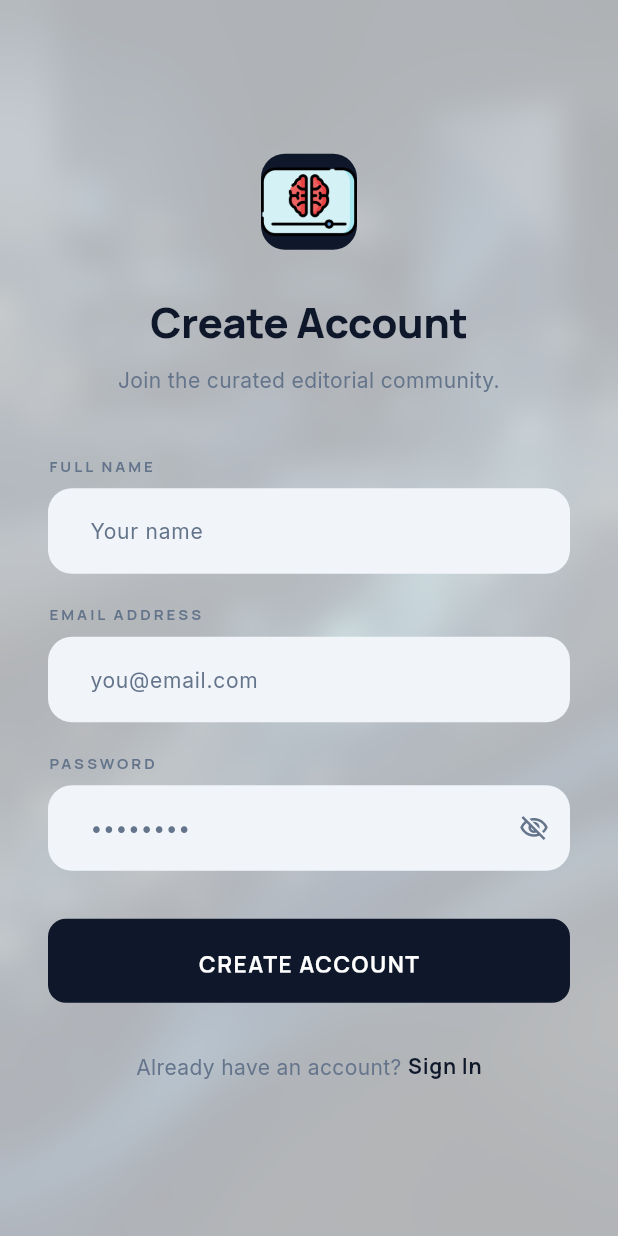
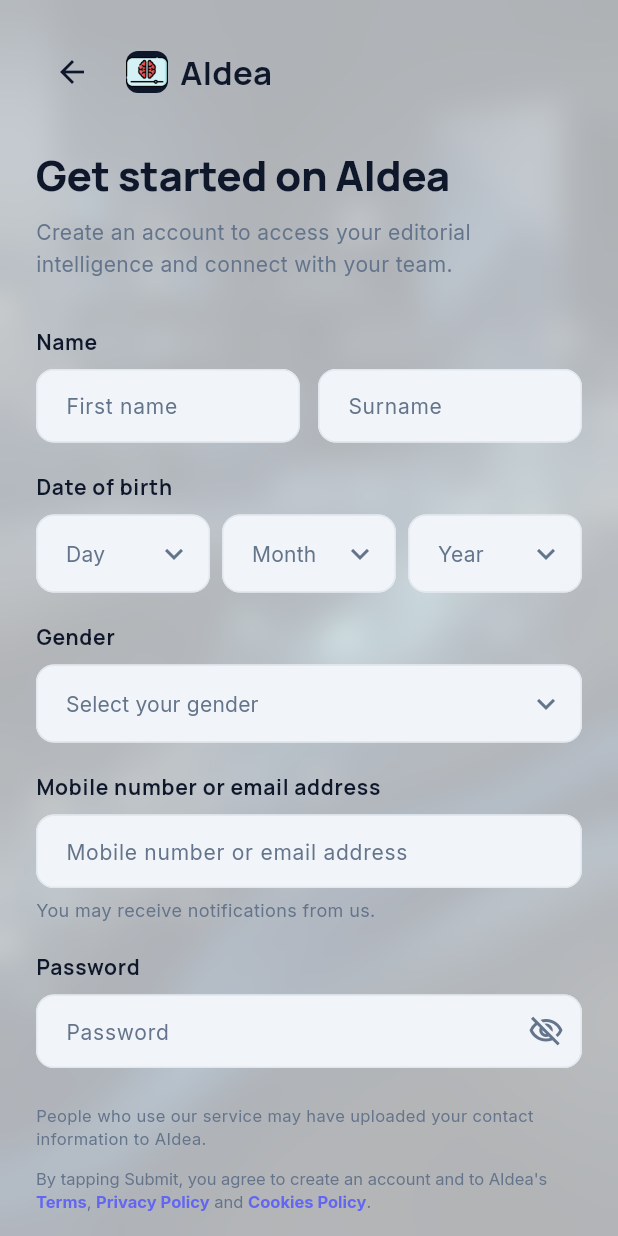
Before and after one commit to ahmed1more/AIdea, a Flutter app: the SignUpScreen screen opened directly, on a phone screen of 412 x 824 dp. Run offline on Flutter 3.47's test engine with Material 3 defaults, Android fonts, the phone set to English and light mode, and no system bars; drawn by our look-alikes of flutter_animate; our stand-ins replace cached_network_image, cloud_firestore, firebase_auth, firebase_core, firebase_storage, flutter_markdown and 6 more; missing offline and left inert: flutter_facebook_auth; accounts and stored records are empty; network calls fail.

Commit message:
feat: implement sign-up screen with form validation and configure Android build settings

```diff
--- a/lib/screens/auth/signup_screen.dart
+++ b/lib/screens/auth/signup_screen.dart
@@ -16,27 +16,45 @@ class SignUpScreen extends StatefulWidget {
 
 class _SignUpScreenState extends State<SignUpScreen> {
   final _formKey = GlobalKey<FormState>();
-  final _nameController = TextEditingController();
-  final _emailController = TextEditingController();
+  final _firstNameController = TextEditingController();
+  final _surnameController = TextEditingController();
+  final _contactController = TextEditingController();
   final _passwordController = TextEditingController();
   bool _obscurePassword = true;
 
+  String? _selectedDay;
+  String? _selectedMonth;
+  String? _selectedYear;
+  String? _selectedGender;
+
   @override
   void dispose() {
-    _nameController.dispose();
-    _emailController.dispose();
+    _firstNameController.dispose();
+    _surnameController.dispose();
+    _contactController.dispose();
     _passwordController.dispose();
     super.dispose();
   }
 
   Future<void> _handleSignUp() async {
     if (_formKey.currentState!.validate()) {
+      if (_selectedDay == null || _selectedMonth == null || _selectedYear == null || _selectedGender == null) {
+        ScaffoldMessenger.of(context).showSnackBar(
+          SnackBar(
+            content: const Text('Please fill in all fields'),
+            backgroundColor: AppTheme.error,
+            behavior: SnackBarBehavior.floating,
+            shape: RoundedRectangleBorder(borderRadius: BorderRadius.circular(12)),
+          ),
+        );
+        return;
+      }
       final authProvider = Provider.of<AuthProvider>(context, listen: false);
 
       bool success = await authProvider.signUp(
-        email: _emailController.text.trim(),
+        email: _contactController.text.trim(),
         password: _passwordController.text,
-        displayName: _nameController.text.trim(),
+        displayName: '${_firstNameController.text.trim()} ${_surnameController.text.trim()}',
       );
 
       if (success && mounted) {
@@ -48,14 +66,85 @@ class _SignUpScreenState extends State<SignUpScreen> {
         ScaffoldMessenger.of(context).showSnackBar(
           SnackBar(
             content: Text(authProvider.errorMessage ?? 'Sign up failed'),
-            backgroundColor: Colors.red,
+            backgroundColor: AppTheme.error,
             behavior: SnackBarBehavior.floating,
-            shape:
-                RoundedRectangleBorder(borderRadius: BorderRadius.circular(12)),
+            shape: RoundedRectangleBorder(borderRadius: BorderRadius.circular(12)),
           ),
         );
       }
     }
+  }
+
+  InputDecoration _inputDecoration(bool isDark, String hint) {
+    return InputDecoration(
+      hintText: hint,
+      filled: true,
+      fillColor: isDark ? AppTheme.darkSurface.withValues(alpha: 0.5) : AppTheme.lightSurface,
+      border: OutlineInputBorder(
+        borderRadius: BorderRadius.circular(AppTheme.radiusSm),
+        borderSide: BorderSide(color: isDark ? AppTheme.darkDivider : AppTheme.lightDivider),
+      ),
+      enabledBorder: OutlineInputBorder(
+        borderRadius: BorderRadius.circular(AppTheme.radiusSm),
+        borderSide: BorderSide(color: isDark ? AppTheme.darkDivider : AppTheme.lightDivider),
+      ),
+      focusedBorder: OutlineInputBorder(
+        borderRadius: BorderRadius.circular(AppTheme.radiusSm),
+        borderSide: BorderSide(color: Theme.of(context).colorScheme.primary, width: 2),
+      ),
+      contentPadding: const EdgeInsets.symmetric(horizontal: 16, vertical: 14),
+      hintStyle: AppTheme.bodyMedium(color: isDark ? AppTheme.darkTextSecondary : AppTheme.lightTextSecondary),
+    );
+  }
+
+  Widget _buildDropdown(bool isDark, String hint, List<String> items, String? selectedValue, ValueChanged<String?> onChanged) {
+    return DropdownButtonFormField<String>(
+      value: selectedValue,
+      hint: Text(hint, style: AppTheme.bodyMedium(color: isDark ? AppTheme.darkTextSecondary : AppTheme.lightTextSecondary), overflow: TextOverflow.ellipsis),
+      items: items.map((i) => DropdownMenuItem(value: i, child: Text(i, style: AppTheme.bodyMedium(color: isDark ? AppTheme.darkTextPrimary : AppTheme.lightTextPrimary)),)).toList(),
+      onChanged: onChanged,
+      dropdownColor: isDark ? AppTheme.darkSurface : AppTheme.lightSurface,
+      icon: Icon(Icons.keyboard_arrow_down, color: isDark ? AppTheme.darkTextSecondary : AppTheme.lightTextSecondary),
+      decoration: _inputDecoration(isDark, hint),
+      isExpanded: true,
+    );
+  }
+
+  Widget _buildLegalText(bool isDark) {
+    final primaryColor = Theme.of(context).colorScheme.primary;
+    final mutedColor = isDark ? AppTheme.darkTextSecondary : AppTheme.lightTextSecondary;
+    final style = AppTheme.bodySmall(color: mutedColor).copyWith(height: 1.4, fontSize: 11);
+    final linkStyle = style.copyWith(color: primaryColor, fontWeight: FontWeight.bold);
+
+    return Column(
+      crossAxisAlignment: CrossAxisAlignment.start,
+      children: [
+        Text(
+          'People who use our service may have uploaded your contact information to AIdea.',
+          style: style,
+        ),
+        const SizedBox(height: 12),
+        RichText(
+          text: TextSpan(
+            style: style,
+            children: [
+              const TextSpan(text: 'By tapping Submit, you agree to create an account and to AIdea\'s '),
+              TextSpan(text: 'Terms', style: linkStyle),
+              const TextSpan(text: ', '),
+              TextSpan(text: 'Privacy Policy', style: linkStyle),
+              const TextSpan(text: ' and '),
+              TextSpan(text: 'Cookies Policy', style: linkStyle),
+              const TextSpan(text: '.'),
+            ],
+          ),
+        ),
+        const SizedBox(height: 12),
+        Text(
+          'The Privacy Policy describes the ways we can use the information we collect when you create an account. For example, we use this information to provide, personalise and improve our products.',
+          style: style,
+        ),
+      ],
+    );
   }
 
   @override
@@ -65,7 +154,7 @@ class _SignUpScreenState extends State<SignUpScreen> {
 
     Widget formContent = Center(
       child: SingleChildScrollView(
-        padding: const EdgeInsets.symmetric(horizontal: 32, vertical: 32),
+        padding: const EdgeInsets.symmetric(horizontal: 24, vertical: 24),
         child: Container(
           constraints: const BoxConstraints(maxWidth: 400),
           child: Form(
@@ -74,255 +163,221 @@ class _SignUpScreenState extends State<SignUpScreen> {
               mainAxisSize: MainAxisSize.min,
               crossAxisAlignment: CrossAxisAlignment.stretch,
               children: [
-                // ─── Logo ────────────────────────────────
-                Center(
-                  child: Container(
-                    width: 64,
-                    height: 64,
+                // ─── Top Bar ────────────────────────────────
+                Row(
+                  children: [
+                    IconButton(
+                      icon: Icon(Icons.arrow_back, color: isDark ? AppTheme.darkTextPrimary : AppTheme.lightTextPrimary),
+                      onPressed: () => Navigator.of(context).pop(),
+                      padding: EdgeInsets.zero,
+                      constraints: const BoxConstraints(),
+                    ),
+                    const SizedBox(width: 12),
+                    Container(
+                      width: 28,
+                      height: 28,
                       decoration: BoxDecoration(
-                      color: isDark
-                          ? AppTheme.darkSurface
-                          : AppTheme.lightTextPrimary,
-                      borderRadius: BorderRadius.circular(16),
+                        color: isDark ? AppTheme.darkSurface : AppTheme.lightTextPrimary,
+                        borderRadius: BorderRadius.circular(8),
                       ),
                       child: ClipRRect(
-                      borderRadius: BorderRadius.circular(16),
-                      child: settings.logo(size: 40, applyTheme: false),
+                        borderRadius: BorderRadius.circular(8),
+                        child: settings.logo(size: 18, applyTheme: false),
                       ),
                     ),
-                ).animate().fadeIn(duration: 500.ms).scale(
-                      begin: const Offset(0.8, 0.8),
-                      duration: 500.ms,
-                      curve: Curves.easeOutBack,
+                    const SizedBox(width: 8),
+                    Text(
+                      'AIdea',
+                      style: AppTheme.headline3(color: isDark ? AppTheme.darkTextPrimary : AppTheme.lightTextPrimary),
                     ),
-                const SizedBox(height: 28),
+                  ],
+                ).animate().fadeIn(duration: 500.ms),
+                const SizedBox(height: 24),
 
                 // ─── Headline ────────────────────────────
                 Text(
-                  'Create Account',
-                  style: AppTheme.headline2(
-                    color: isDark
-                        ? AppTheme.darkTextPrimary
-                        : AppTheme.lightTextPrimary,
+                  'Get started on AIdea',
+                  style: AppTheme.headline2(color: isDark ? AppTheme.darkTextPrimary : AppTheme.lightTextPrimary),
+                ).animate().fadeIn(delay: 100.ms),
+                const SizedBox(height: 8),
+                Text(
+                  'Create an account to access your editorial intelligence and connect with your team.',
+                  style: AppTheme.bodyMedium(color: isDark ? AppTheme.darkTextSecondary : AppTheme.lightTextSecondary),
+                ).animate().fadeIn(delay: 150.ms),
+                const SizedBox(height: 32),
+
+                // ─── Name ────────────────────────────────
+                Text(
+                  'Name',
+                  style: AppTheme.labelLarge(color: isDark ? AppTheme.darkTextPrimary : AppTheme.lightTextPrimary),
+                ).animate().fadeIn(delay: 200.ms),
+                const SizedBox(height: 8),
+                Row(
+                  crossAxisAlignment: CrossAxisAlignment.start,
+                  children: [
+                    Expanded(
+                      child: TextFormField(
+                        controller: _firstNameController,
+                        style: AppTheme.bodyMedium(color: isDark ? AppTheme.darkTextPrimary : AppTheme.lightTextPrimary),
+                        decoration: _inputDecoration(isDark, 'First name'),
+                        validator: (value) => value == null || value.isEmpty ? 'Required' : null,
+                      ).animate().fadeIn(delay: 250.ms),
                     ),
-                  textAlign: TextAlign.center,
-                ).animate().fadeIn(delay: 150.ms).slideY(
-                      begin: 0.15,
-                      duration: 400.ms,
-                      curve: Curves.easeOut,
+                    const SizedBox(width: 12),
+                    Expanded(
+                      child: TextFormField(
+                        controller: _surnameController,
+                        style: AppTheme.bodyMedium(color: isDark ? AppTheme.darkTextPrimary : AppTheme.lightTextPrimary),
+                        decoration: _inputDecoration(isDark, 'Surname'),
+                        validator: (value) => value == null || value.isEmpty ? 'Required' : null,
+                      ).animate().fadeIn(delay: 250.ms),
                     ),
+                  ],
+                ),
+                const SizedBox(height: 20),
 
-                const SizedBox(height: 8),
-
+                // ─── Date of birth ────────────────────────
                 Text(
-                  'Join the curated editorial community.',
-                  style: AppTheme.bodyMedium(
-                    color: isDark
-                        ? AppTheme.darkTextSecondary
-                        : AppTheme.lightTextSecondary,
-                  ),
-                  textAlign: TextAlign.center,
-                ).animate().fadeIn(delay: 250.ms),
-
-                const SizedBox(height: 40),
-
-                // ─── Full Name ────────────────────────────
-                Text(
-                  'FULL NAME',
-                  style: AppTheme.labelSmall(
-                    color: isDark
-                        ? AppTheme.darkTextSecondary
-                        : AppTheme.lightTextSecondary,
-                  ).copyWith(letterSpacing: 2),
+                  'Date of birth',
+                  style: AppTheme.labelLarge(color: isDark ? AppTheme.darkTextPrimary : AppTheme.lightTextPrimary),
                 ).animate().fadeIn(delay: 300.ms),
                 const SizedBox(height: 8),
-                TextFormField(
-                  controller: _nameController,
-                  style: AppTheme.bodyMedium(
-                    color: isDark
-                        ? AppTheme.darkTextPrimary
-                        : AppTheme.lightTextPrimary,
-                  ),
-                  decoration: InputDecoration(
-                    hintText: 'Your name',
-                    filled: true,
-                    fillColor:
-                        isDark ? AppTheme.darkSurface : AppTheme.lightSurface,
-                    border: OutlineInputBorder(
-                      borderRadius: BorderRadius.circular(AppTheme.radiusMd),
-                      borderSide: BorderSide.none,
+                Row(
+                  children: [
+                    Expanded(
+                      child: _buildDropdown(
+                        isDark, 'Day',
+                        List.generate(31, (i) => (i + 1).toString()),
+                        _selectedDay,
+                        (v) => setState(() => _selectedDay = v),
                       ),
                     ),
-                  validator: (value) {
-                    if (value == null || value.isEmpty) {
-                      return 'Enter your name';
-                    }
-                    return null;
-                  },
+                    const SizedBox(width: 8),
+                    Expanded(
+                      child: _buildDropdown(
+                        isDark, 'Month',
+                        ['Jan', 'Feb', 'Mar', 'Apr', 'May', 'Jun', 'Jul', 'Aug', 'Sep', 'Oct', 'Nov', 'Dec'],
+                        _selectedMonth,
+                        (v) => setState(() => _selectedMonth = v),
+                      ),
+                    ),
+                    const SizedBox(width: 8),
+                    Expanded(
+                      child: _buildDropdown(
+                        isDark, 'Year',
+                        List.generate(100, (i) => (DateTime.now().year - i).toString()),
+                        _selectedYear,
+                        (v) => setState(() => _selectedYear = v),
+                      ),
+                    ),
+                  ],
                 ).animate().fadeIn(delay: 350.ms),
-
                 const SizedBox(height: 20),
 
-                // ─── Email ────────────────────────────────
+                // ─── Gender ──────────────────────────────
                 Text(
-                  'EMAIL ADDRESS',
-                  style: AppTheme.labelSmall(
-                    color: isDark
-                        ? AppTheme.darkTextSecondary
-                        : AppTheme.lightTextSecondary,
-                  ).copyWith(letterSpacing: 2),
+                  'Gender',
+                  style: AppTheme.labelLarge(color: isDark ? AppTheme.darkTextPrimary : AppTheme.lightTextPrimary),
                 ).animate().fadeIn(delay: 400.ms),
                 const SizedBox(height: 8),
-                TextFormField(
-                  controller: _emailController,
-                  keyboardType: TextInputType.emailAddress,
-                  style: AppTheme.bodyMedium(
-                    color: isDark
-                        ? AppTheme.darkTextPrimary
-                        : AppTheme.lightTextPrimary,
-                  ),
-                  decoration: InputDecoration(
-                    hintText: 'you@email.com',
-                    filled: true,
-                    fillColor:
-                        isDark ? AppTheme.darkSurface : AppTheme.lightSurface,
-                    border: OutlineInputBorder(
-                      borderRadius: BorderRadius.circular(AppTheme.radiusMd),
-                      borderSide: BorderSide.none,
-                    ),
-                  ),
-                  validator: (value) {
-                    if (value == null || value.isEmpty) {
-                      return 'Enter your email';
-                    }
-                    if (!value.contains('@')) return 'Enter a valid email';
-                    return null;
-                  },
+                _buildDropdown(
+                  isDark,
+                  'Select your gender',
+                  ['Female', 'Male', 'Custom', 'Prefer not to say'],
+                  _selectedGender,
+                  (v) => setState(() => _selectedGender = v),
                 ).animate().fadeIn(delay: 450.ms),
-
                 const SizedBox(height: 20),
 
-                // ─── Password ─────────────────────────────
+                // ─── Mobile or Email ─────────────────────
                 Text(
-                  'PASSWORD',
-                  style: AppTheme.labelSmall(
-                    color: isDark
-                        ? AppTheme.darkTextSecondary
-                        : AppTheme.lightTextSecondary,
-                  ).copyWith(letterSpacing: 2),
+                  'Mobile number or email address',
+                  style: AppTheme.labelLarge(color: isDark ? AppTheme.darkTextPrimary : AppTheme.lightTextPrimary),
                 ).animate().fadeIn(delay: 500.ms),
+                const SizedBox(height: 8),
+                TextFormField(
+                  controller: _contactController,
+                  style: AppTheme.bodyMedium(color: isDark ? AppTheme.darkTextPrimary : AppTheme.lightTextPrimary),
+                  decoration: _inputDecoration(isDark, 'Mobile number or email address'),
+                  validator: (value) => value == null || value.isEmpty ? 'Required' : null,
+                ).animate().fadeIn(delay: 550.ms),
+                const SizedBox(height: 6),
+                Text(
+                  'You may receive notifications from us.',
+                  style: AppTheme.bodySmall(color: isDark ? AppTheme.darkTextSecondary : AppTheme.lightTextSecondary),
+                ).animate().fadeIn(delay: 600.ms),
+                const SizedBox(height: 20),
+
+                // ─── Password ────────────────────────────
+                Text(
+                  'Password',
+                  style: AppTheme.labelLarge(color: isDark ? AppTheme.darkTextPrimary : AppTheme.lightTextPrimary),
+                ).animate().fadeIn(delay: 650.ms),
                 const SizedBox(height: 8),
                 TextFormField(
                   controller: _passwordController,
                   obscureText: _obscurePassword,
-                  style: AppTheme.bodyMedium(
-                    color: isDark
-                        ? AppTheme.darkTextPrimary
-                        : AppTheme.lightTextPrimary,
-                  ),
-                  decoration: InputDecoration(
-                    hintText: '••••••••',
-                    filled: true,
-                    fillColor:
-                        isDark ? AppTheme.darkSurface : AppTheme.lightSurface,
-                    border: OutlineInputBorder(
-                      borderRadius: BorderRadius.circular(AppTheme.radiusMd),
-                      borderSide: BorderSide.none,
-                    ),
+                  style: AppTheme.bodyMedium(color: isDark ? AppTheme.darkTextPrimary : AppTheme.lightTextPrimary),
+                  decoration: _inputDecoration(isDark, 'Password').copyWith(
                     suffixIcon: IconButton(
                       icon: Icon(
-                        _obscurePassword
-                            ? Icons.visibility_off_outlined
-                            : Icons.visibility_outlined,
-                        size: 20,
-                        color: isDark
-                            ? AppTheme.darkTextSecondary
-                            : AppTheme.lightTextSecondary,
+                        _obscurePassword ? Icons.visibility_off_outlined : Icons.visibility_outlined,
+                        color: isDark ? AppTheme.darkTextSecondary : AppTheme.lightTextSecondary,
                       ),
-                      onPressed: () =>
-                          setState(() => _obscurePassword = !_obscurePassword),
+                      onPressed: () => setState(() => _obscurePassword = !_obscurePassword),
                     ),
                   ),
-                  validator: (value) {
-                    if (value == null || value.isEmpty) {
-                      return 'Enter a password';
-                    }
-                    if (value.length < 6) return 'At least 6 characters';
-                    return null;
-                  },
-                ).animate().fadeIn(delay: 550.ms),
+                  validator: (value) => value == null || value.length < 6 ? 'At least 6 characters' : null,
+                ).animate().fadeIn(delay: 700.ms),
+                const SizedBox(height: 24),
 
+                // ─── Legal Text ──────────────────────────
+                _buildLegalText(isDark).animate().fadeIn(delay: 750.ms),
                 const SizedBox(height: 32),
 
-                // ─── Create Account Button ────────────────
+                // ─── Buttons ─────────────────────────────
                 Consumer<AuthProvider>(
                   builder: (context, auth, _) {
                     return SizedBox(
-                      height: 56,
+                      width: double.infinity,
+                      height: 52,
                       child: ElevatedButton(
                         onPressed: auth.isLoading ? null : _handleSignUp,
                         style: ElevatedButton.styleFrom(
-                          backgroundColor: isDark
-                              ? AppTheme.darkTextPrimary
-                              : AppTheme.lightTextPrimary,
-                          foregroundColor:
-                              isDark ? AppTheme.darkBg : Colors.white,
-                          disabledBackgroundColor: (isDark
-                                  ? AppTheme.darkTextPrimary
-                                  : AppTheme.lightTextPrimary)
-                              .withValues(alpha: 0.5),
-                          shape: RoundedRectangleBorder(
-                            borderRadius:
-                                BorderRadius.circular(AppTheme.radiusSm),
-                          ),
+                          backgroundColor: Theme.of(context).colorScheme.primary,
+                          foregroundColor: Colors.white,
+                          shape: RoundedRectangleBorder(borderRadius: BorderRadius.circular(AppTheme.radiusXl)),
                           elevation: 0,
                         ),
                         child: auth.isLoading
-                            ? SizedBox(
+                            ? const SizedBox(
                                 width: 24,
                                 height: 24,
                                 child: CircularProgressIndicator(
-                                  color: isDark ? AppTheme.darkBg : Colors.white,
+                                  color: Colors.white,
                                   strokeWidth: 2.5,
                                 ),
                               )
-                            : Text(
-                                'CREATE ACCOUNT',
-                                style: AppTheme.button()
-                                    .copyWith(letterSpacing: 1),
-                              ),
+                            : Text('Submit', style: AppTheme.button().copyWith(fontSize: 16)),
                       ),
                     );
                   },
-                ).animate().fadeIn(delay: 600.ms),
-
-                const SizedBox(height: 32),
-
-                // ─── Sign In Link ─────────────────────────
-                Row(
-                  mainAxisAlignment: MainAxisAlignment.center,
-                  children: [
-                    Text(
-                      'Already have an account? ',
-                      style: AppTheme.bodyMedium(
-                        color: isDark
-                            ? AppTheme.darkTextSecondary
-                            : AppTheme.lightTextSecondary,
+                ).animate().fadeIn(delay: 800.ms),
+                const SizedBox(height: 16),
+                SizedBox(
+                  width: double.infinity,
+                  height: 52,
+                  child: OutlinedButton(
+                    onPressed: () => Navigator.of(context).pop(),
+                    style: OutlinedButton.styleFrom(
+                      foregroundColor: isDark ? AppTheme.darkTextPrimary : AppTheme.lightTextPrimary,
+                      shape: RoundedRectangleBorder(borderRadius: BorderRadius.circular(AppTheme.radiusXl)),
+                      side: BorderSide(color: isDark ? AppTheme.darkDivider : AppTheme.lightDivider),
                     ),
+                    child: Text('I already have an account', style: AppTheme.button().copyWith(fontSize: 16)),
                   ),
-                    GestureDetector(
-                      onTap: () => Navigator.of(context).pop(),
-                      child: Text(
-                        'Sign In',
-                        style: AppTheme.labelLarge(
-                          color: isDark
-                              ? AppTheme.darkTextPrimary
-                              : AppTheme.lightTextPrimary,
-                        ),
-                      ),
-                    ),
-                  ],
-                ).animate().fadeIn(delay: 700.ms),
+                ).animate().fadeIn(delay: 850.ms),
+                const SizedBox(height: 24),
               ],
             ),
           ),
@@ -343,8 +398,7 @@ class _SignUpScreenState extends State<SignUpScreen> {
           ),
           Positioned.fill(
             child: Container(
-              color: (isDark ? AppTheme.darkBg : AppTheme.lightBg)
-                  .withValues(alpha: isDark ? 0.6 : 0.7),
+              color: (isDark ? AppTheme.darkBg : AppTheme.lightBg).withValues(alpha: isDark ? 0.6 : 0.7),
             ),
           ),
 
```
Also changed, not shown: assets/icon/aidea-logo-dark.png, 1 other file. Lines whose indentation alone changed are shown as unchanged.
